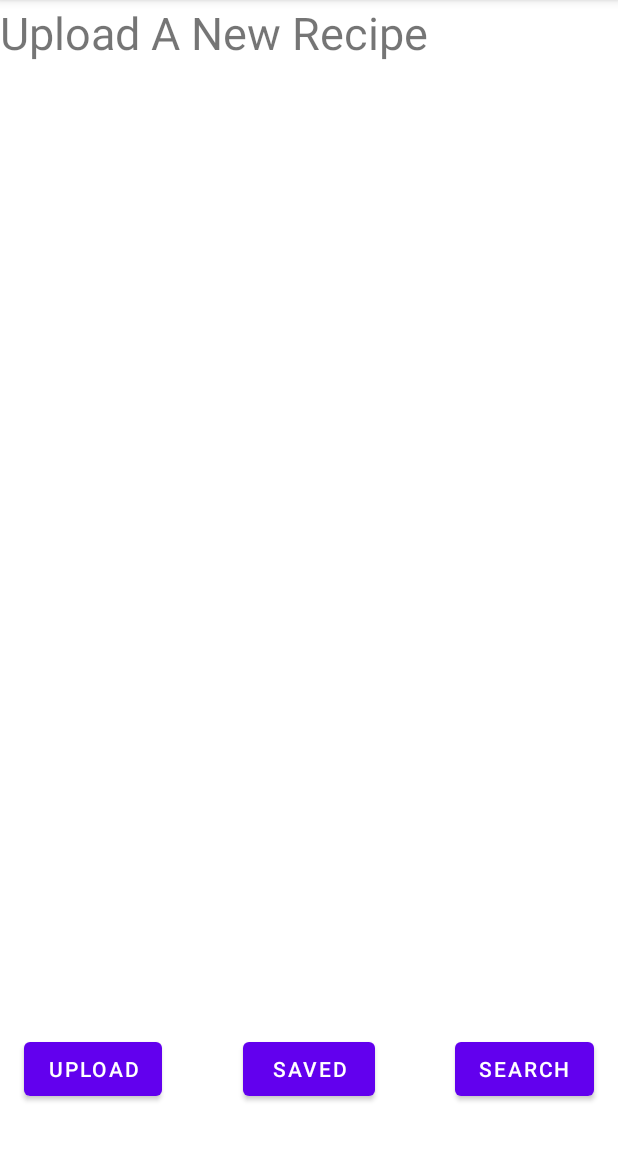
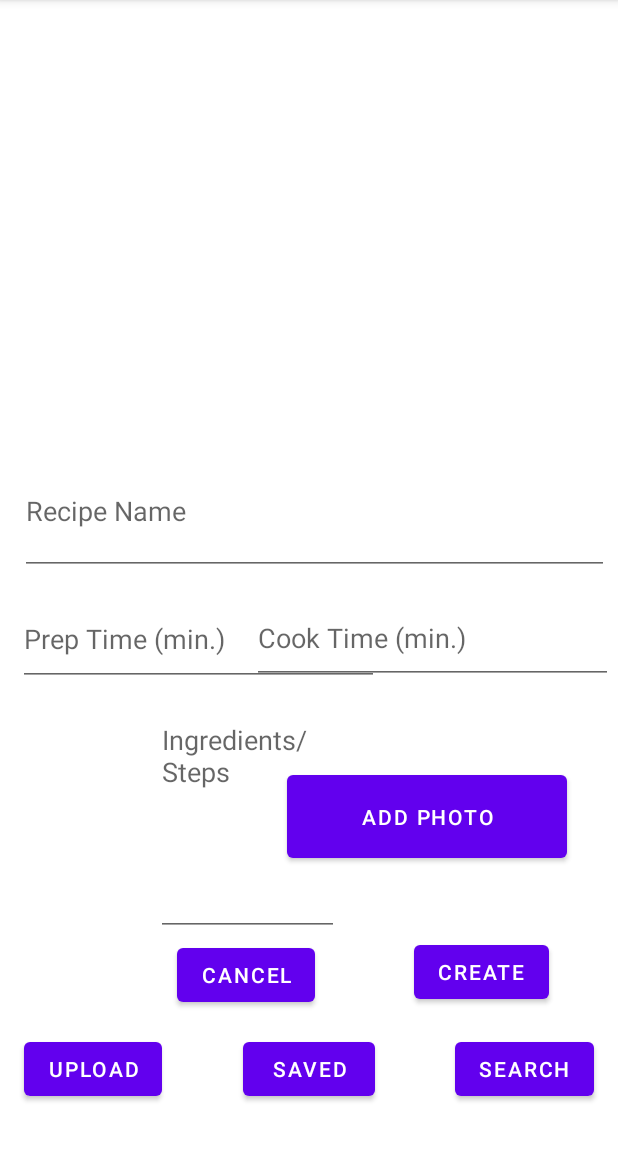
Before and after one commit to BenD150/CookBook, an Android app: the HomeActivity screen opened directly, with no data from a screen before it, after a tap on "UPLOAD", on a phone screen of 412 x 824 dp, the part 84-1236 px from its top. Run offline under Robolectric (Android 15) with nearby library versions, the phone set to English and light mode, and no system bars.

Commit message:
Finished Upload fragment design and Java code

```diff
--- a/app/src/main/AndroidManifest.xml
+++ b/app/src/main/AndroidManifest.xml
@@ -1,7 +1,7 @@
 <?xml version="1.0" encoding="utf-8"?>
 <manifest xmlns:android="http://schemas.android.com/apk/res/android"
     package="com.example.cookbook">
-
+    <uses-permission android:name="android.permission.CAMERA"> </uses-permission>
     <application
         android:allowBackup="true"
         android:icon="@mipmap/ic_launcher"
--- a/app/src/main/java/com/example/cookbook/HomeActivity.java
+++ b/app/src/main/java/com/example/cookbook/HomeActivity.java
@@ -9,6 +9,8 @@ import android.os.Bundle;
 import android.util.Log;
 import android.view.View;
 import android.widget.Button;
+import android.widget.TextView;
+
 
 public class HomeActivity extends AppCompatActivity {
 
@@ -20,10 +22,13 @@ public class HomeActivity extends AppCompatActivity {
         setContentView(R.layout.activity_home);
 
         Button uploadFragment = findViewById(R.id.button_upload);
+        TextView homeText = findViewById(R.id.homeText);
 
         uploadFragment.setOnClickListener(new View.OnClickListener() {
             @Override
             public void onClick(View view) {
+                // Setting homeText to INVISIBLE so it doesn't show up in each fragment
+                homeText.setVisibility(View.INVISIBLE);
                 replaceFragment(new UploadFragment());
             }
         });
@@ -38,3 +43,26 @@ public class HomeActivity extends AppCompatActivity {
         fragmentTransaction.commit();
     }
 }
+
+/*
+Use Cases:
+
+User Account Management
+    - Login, create or delete accounts, forgot password reset
+
+Users
+    - Create Recipe
+        - User adds ingredients, instructions to make it, and an optional photo
+
+    - Browse Recipes
+        - User searches for a keyword
+        - Firebase returns recipes with the keyword in it
+        - User can save the recipe for future reference
+
+    - View Saved Recipes
+        - All created and saved recipes will show up and you can tap the one you want to make
+        - Once the recipe is tapped on, the full recipe will show
+        - Option to delete the saved recipe from the local account
+
+    - Logout button
+ */
--- a/app/src/main/java/com/example/cookbook/UploadFragment.java
+++ b/app/src/main/java/com/example/cookbook/UploadFragment.java
@@ -1,13 +1,18 @@
 package com.example.cookbook;
 
+import android.content.Intent;
 import android.os.Bundle;
 
+import androidx.annotation.Nullable;
 import androidx.fragment.app.Fragment;
 
 import android.util.Log;
 import android.view.LayoutInflater;
 import android.view.View;
 import android.view.ViewGroup;
+import android.widget.Button;
+import android.widget.TextView;
+import android.content.Intent;
 
 /**
  * A simple {@link Fragment} subclass.
@@ -66,4 +71,36 @@ public class UploadFragment extends Fragment {
         view = inflater.inflate(R.layout.fragment_upload, container, false);
         return view;
     }
+
+    public void onViewCreated (View view, Bundle savedInstanceState) {
+
+        // Return back to the homepage if the Cancel button is clicked
+        Button cancelCreation = getActivity().findViewById(R.id.cancelCreation);
+        cancelCreation.setOnClickListener(view2 -> {
+            Intent intent = new Intent(this.getActivity(), HomeActivity.class);
+            startActivity(intent);
+        });
+
+        // Open the camera if the add image button is clicked
+        Button addPhoto = getActivity().findViewById(R.id.addPhoto);
+
+        addPhoto.setOnClickListener(new View.OnClickListener() {
+            @Override
+            public void onClick(View view) {
+                Intent intent = new Intent("android.media.action.IMAGE_CAPTURE");
+                startActivity(intent);
+            }
+        });
+
+
+
+
+    }
+
+
+
+
+
+
+
 }
--- a/app/src/main/res/layout/activity_home.xml
+++ b/app/src/main/res/layout/activity_home.xml
@@ -16,8 +16,19 @@
         app:layout_constraintEnd_toEndOf="parent"
         app:layout_constraintStart_toStartOf="parent"
         app:layout_constraintTop_toTopOf="parent">
+    </FrameLayout>
 
-    </FrameLayout>
+    <TextView
+        android:id="@+id/homeText"
+        android:layout_width="wrap_content"
+        android:layout_height="wrap_content"
+        android:text="Welcome to CookBook! Please select the UPLOAD button to create a new recipe, select the SAVED button to see all of your saved recipes, and the SEARCH button to look for new recipes."
+        app:layout_constraintBottom_toBottomOf="@+id/frameLayout"
+        app:layout_constraintEnd_toEndOf="parent"
+        app:layout_constraintStart_toStartOf="parent"
+        app:layout_constraintTop_toTopOf="@+id/frameLayout" />
+
+
     <Button
         android:id="@+id/button_upload"
         android:layout_width="wrap_content"
--- a/app/src/main/res/layout/fragment_upload.xml
+++ b/app/src/main/res/layout/fragment_upload.xml
@@ -1,15 +1,95 @@
 <?xml version="1.0" encoding="utf-8"?>
-<FrameLayout xmlns:android="http://schemas.android.com/apk/res/android"
+<RelativeLayout xmlns:android="http://schemas.android.com/apk/res/android"
+    xmlns:app="http://schemas.android.com/apk/res-auto"
     xmlns:tools="http://schemas.android.com/tools"
     android:layout_width="match_parent"
     android:layout_height="match_parent"
-    tools:context=".UploadFragment">
+    tools:context=".UploadFragment" >
 
-    <!-- TODO: Update blank fragment layout -->
-    <TextView
-        android:layout_width="match_parent"
-        android:layout_height="match_parent"
-        android:text="@string/UploadRecipe"
-        android:textSize="30dp"/>
+    <EditText
+        android:id="@+id/recipeName"
+        android:layout_width="wrap_content"
+        android:layout_height="85dp"
+        android:layout_alignParentStart="true"
+        android:layout_alignParentEnd="true"
+        android:layout_alignParentBottom="true"
+        android:layout_marginStart="13dp"
+        android:layout_marginEnd="6dp"
+        android:layout_marginBottom="292dp"
+        android:ems="10"
+        android:hint="Recipe Name"
+        android:inputType="textPersonName" />
 
-</FrameLayout>
+    <EditText
+        android:id="@+id/editTextTextMultiLine"
+        android:layout_width="122dp"
+        android:layout_height="153dp"
+        android:layout_alignParentEnd="true"
+        android:layout_alignParentBottom="true"
+        android:layout_marginEnd="186dp"
+        android:layout_marginBottom="51dp"
+        android:ems="10"
+        android:gravity="start|top"
+        android:hint="Ingredients/Steps"
+        android:inputType="textMultiLine" />
+
+    <Button
+        android:id="@+id/addPhoto"
+        android:layout_width="wrap_content"
+        android:layout_height="67dp"
+        android:layout_alignParentStart="true"
+        android:layout_alignParentEnd="true"
+        android:layout_alignParentBottom="true"
+        android:layout_marginStart="191dp"
+        android:layout_marginEnd="34dp"
+        android:layout_marginBottom="97dp"
+        android:text="Add Photo" />
+
+    <Button
+        android:id="@+id/cancelCreation"
+        android:layout_width="wrap_content"
+        android:layout_height="wrap_content"
+        android:layout_alignParentEnd="true"
+        android:layout_alignParentBottom="true"
+        android:layout_marginEnd="202dp"
+        android:layout_marginBottom="1dp"
+        android:text="Cancel" />
+
+    <Button
+        android:id="@+id/createRecipe"
+        android:layout_width="wrap_content"
+        android:layout_height="wrap_content"
+        android:layout_alignParentEnd="true"
+        android:layout_alignParentBottom="true"
+        android:layout_marginEnd="46dp"
+        android:layout_marginBottom="3dp"
+        android:text="Create" />
+
+    <EditText
+        android:id="@+id/prepTime"
+        android:layout_width="149dp"
+        android:layout_height="62dp"
+        android:layout_alignParentStart="true"
+        android:layout_alignParentEnd="true"
+        android:layout_alignParentBottom="true"
+        android:layout_marginStart="12dp"
+        android:layout_marginEnd="159dp"
+        android:layout_marginBottom="218dp"
+        android:ems="10"
+        android:hint="Prep Time (min.)"
+        android:inputType="time" />
+
+    <EditText
+        android:id="@+id/cookTime"
+        android:layout_width="149dp"
+        android:layout_height="61dp"
+        android:layout_alignParentStart="true"
+        android:layout_alignParentEnd="true"
+        android:layout_alignParentBottom="true"
+        android:layout_marginStart="168dp"
+        android:layout_marginEnd="3dp"
+        android:layout_marginBottom="219dp"
+        android:ems="10"
+        android:hint="Cook Time (min.)"
+        android:inputType="time" />
+</RelativeLayout>
```
